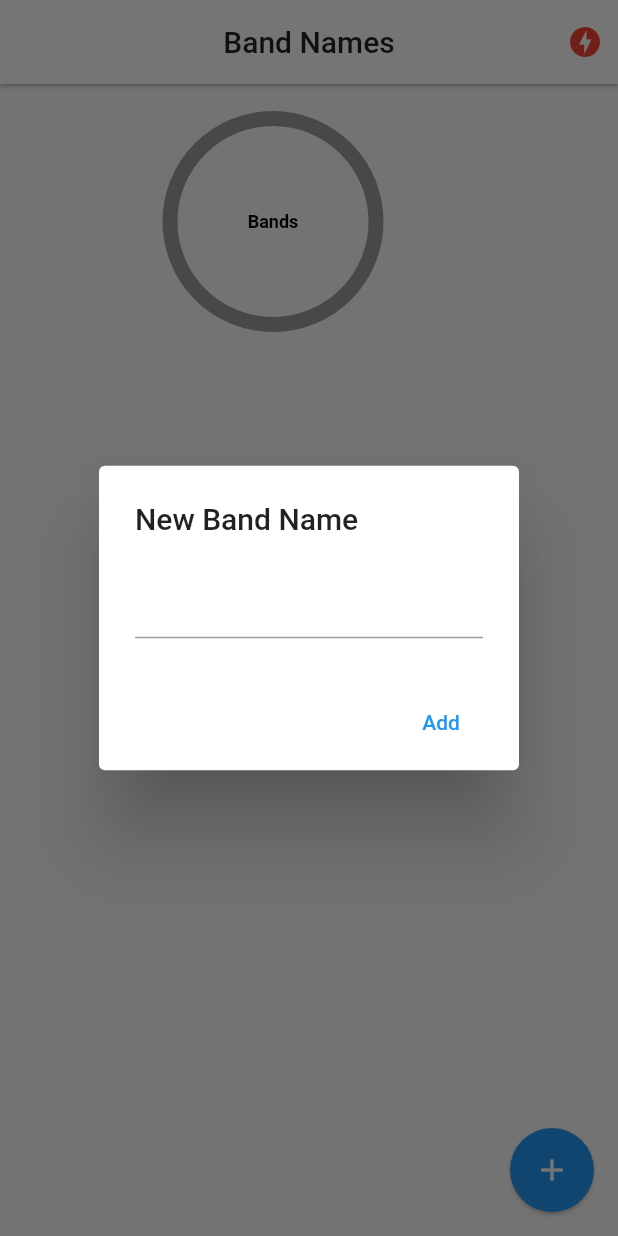
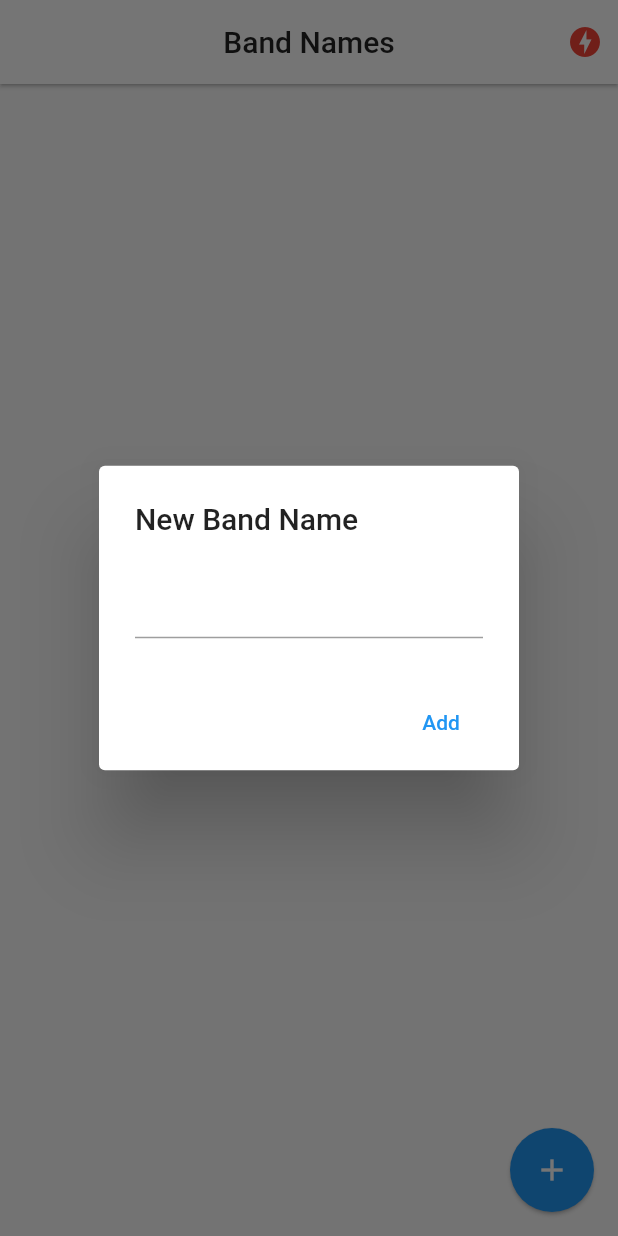
Before and after one commit to jsanmejias/FLUTTER-Real-time-communication-band-voting-app, a Flutter app: the screen it shows after launch, after a tap on the "add" icon, on a phone screen of 412 x 824 dp. Run offline on Flutter 3.47's test engine with Material 2 defaults, Android fonts, the phone set to English and light mode, and no system bars; drawn by our look-alikes of pie_chart; our stand-ins replace socket_io_client; network calls fail.

Commit message:
A little refactor on the finished app

```diff
--- a/lib/main.dart
+++ b/lib/main.dart
@@ -1,29 +1,27 @@
-import 'package:band_names/services/socket_service.dart';
+import 'package:band_names/provider/socket_service.dart';
 import 'package:flutter/material.dart';
 import 'package:provider/provider.dart';
 
 import 'package:band_names/pages/home.dart';
 import 'package:band_names/pages/status.dart';
 
-
-void main() => runApp(MyApp());
+void main() => runApp(const MyApp());
 
 class MyApp extends StatelessWidget {
+  const MyApp({super.key});
+
   @override
   Widget build(BuildContext context) {
     return MultiProvider(
-      providers: [
-        ChangeNotifierProvider(create: ( _ ) => SocketService())
-      ],
+      providers: [ChangeNotifierProvider(create: ( _ ) => SocketService())],
       child: MaterialApp(
         debugShowCheckedModeBanner: false,
         title: 'Material App',
         initialRoute: "home",
         routes: {
           "home": ( _ ) => HomePage(),
-          "status": ( _ ) => StatusPage()
-        }
-
+          "status": ( _ ) => StatusPage(),
+        },
       ),
     );
   }
--- a/lib/pages/home.dart
+++ b/lib/pages/home.dart
@@ -1,13 +1,16 @@
 import 'dart:io';
 
+import 'package:flutter/cupertino.dart';
 import 'package:flutter/material.dart';
 import 'package:provider/provider.dart';
 import 'package:pie_chart/pie_chart.dart';
 
 import 'package:band_names/models/band.dart';
-import 'package:band_names/services/socket_service.dart';
+import 'package:band_names/provider/socket_service.dart';
 
 class HomePage extends StatefulWidget {
+  const HomePage({super.key});
+
   @override
   State<HomePage> createState() => _HomePageState();
 }
@@ -105,7 +108,7 @@ class _HomePageState extends State<HomePage> {
   }
 
   addNewBand() {
-    final textcontroller = TextEditingController();
+    final textController = TextEditingController();
 
     if (Platform.isAndroid) {
       return showDialog(
@@ -113,11 +116,11 @@ class _HomePageState extends State<HomePage> {
         builder: (_) => AlertDialog(
           title: const Text("New Band Name"),
           content: TextField(
-            controller: textcontroller,
+            controller: textController,
           ),
           actions: [
             MaterialButton(
-              onPressed: () => addBandToList(textcontroller.text),
+              onPressed: () => addBandToList(textController.text),
               elevation: 5,
               textColor: Colors.blue,
               child: const Text("Add"),
@@ -126,6 +129,30 @@ class _HomePageState extends State<HomePage> {
         ),
       );
     }
+
+     showCupertinoDialog(
+      context: context,
+      builder: ( _ ) => CupertinoAlertDialog(
+          title: const Text('New Band Name'),
+          content: CupertinoTextField(
+            controller: textController,
+          ),
+          actions: [
+            // en IOS se hace click afuera y no se cierra el dialog, se debe colorcar otro boton para cerrar
+            CupertinoDialogAction(
+              isDefaultAction: true,
+              child: const Text('Add'),
+              onPressed: () => addBandToList(textController.text),
+            ),
+            CupertinoDialogAction(
+              isDefaultAction: true,
+              child: const Text('Dismiss'),
+              onPressed: () => Navigator.pop(context),
+            ),
+          ],
+        )
+
+    );
   }
 
   void addBandToList(String name) {
@@ -139,7 +166,7 @@ class _HomePageState extends State<HomePage> {
 
   Widget _showGraph() {
     Map<String, double> dataMap = {
-      for (var banda in bands) banda.name.toString(): banda.votes.toDouble()
+      for (Band band in bands) band.name.toString(): band.votes.toDouble()
     };
 
     final List<Color> colorList = [
@@ -150,7 +177,7 @@ class _HomePageState extends State<HomePage> {
       Colors.yellow[50]!,
       Colors.yellow[200]!,
     ];
-    return Padding(
+    return dataMap.isNotEmpty ? Padding(
       padding: const EdgeInsets.all(15.0),
       child: PieChart(
         dataMap: dataMap,
@@ -180,6 +207,6 @@ class _HomePageState extends State<HomePage> {
         // gradientList: ---To add gradient colors---
         // emptyColorGradient: ---Empty Color gradient---
       ),
-    );
+    ) : const SizedBox.shrink();
   }
 }
--- a/lib/pages/status.dart
+++ b/lib/pages/status.dart
@@ -3,7 +3,7 @@ import 'dart:io';
 import 'package:flutter/material.dart';
 import 'package:provider/provider.dart';
 
-import 'package:band_names/services/socket_service.dart';
+import 'package:band_names/provider/socket_service.dart';
 
 class StatusPage extends StatelessWidget {
   @override
--- a/lib/services/socket_service.dart
+++ b/lib/provider/socket_service.dart
@@ -20,21 +20,21 @@ class SocketService with ChangeNotifier {
 
   void _initConfig() {
     _socket = io(
-        'http://192.168.1.71:3000',
+      //http://192.168.1.71:3000
+        'https://flutter-band-names-socket.herokuapp.com/',
         OptionBuilder()
             .setTransports(['websocket'])
             .enableAutoConnect()
             .build());
 
+    //Use _socket connect for when you use disableAutoConnect()
     //_socket.connect();
 
     _socket.onConnect((_) {
-      print('got connected');
       _serverStatus = ServerStatus.Online;
       notifyListeners();
     });
     _socket.onDisconnect((_) {
-      print('Got disconnected');
       _serverStatus = ServerStatus.Offline;
       notifyListeners();
     });
```
